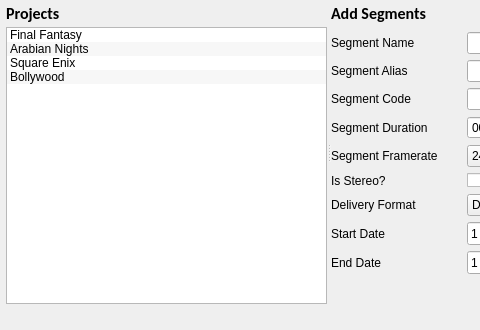
The window that source/torque/ui/torque_projdefinition.ui (riva-digital/torque) describes before a commit, drawn with Qt 5; both pictures show x 0 to 480 and y 0 to 330 of the 799 by 330 pixel window.
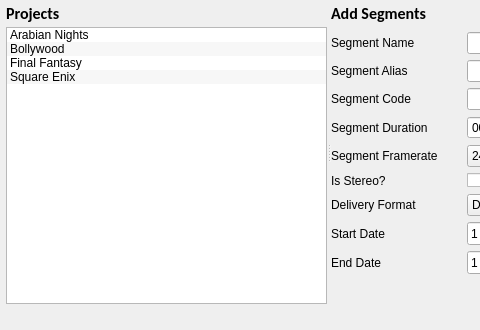
The same window after the commit. The open tabs and pages were chosen to show the change. Icons and pictures are not drawn.

```diff
--- a/source/torque/ui/torque_projdefinition.ui
+++ b/source/torque/ui/torque_projdefinition.ui
@@ -181,26 +181,26 @@
               <property name="sortingEnabled">
                <bool>true</bool>
               </property>
-              <item>
-               <property name="text">
-                <string>Final Fantasy</string>
-               </property>
-              </item>
               <item>
                <property name="text">
                 <string>Arabian Nights</string>
                </property>
               </item>
-              <item>
-               <property name="text">
-                <string>Square Enix</string>
-               </property>
-              </item>
               <item>
                <property name="text">
                 <string>Bollywood</string>
                </property>
               </item>
+              <item>
+               <property name="text">
+                <string>Final Fantasy</string>
+               </property>
+              </item>
+              <item>
+               <property name="text">
+                <string>Square Enix</string>
+               </property>
+              </item>
              </widget>
             </item>
            </layout>
```
